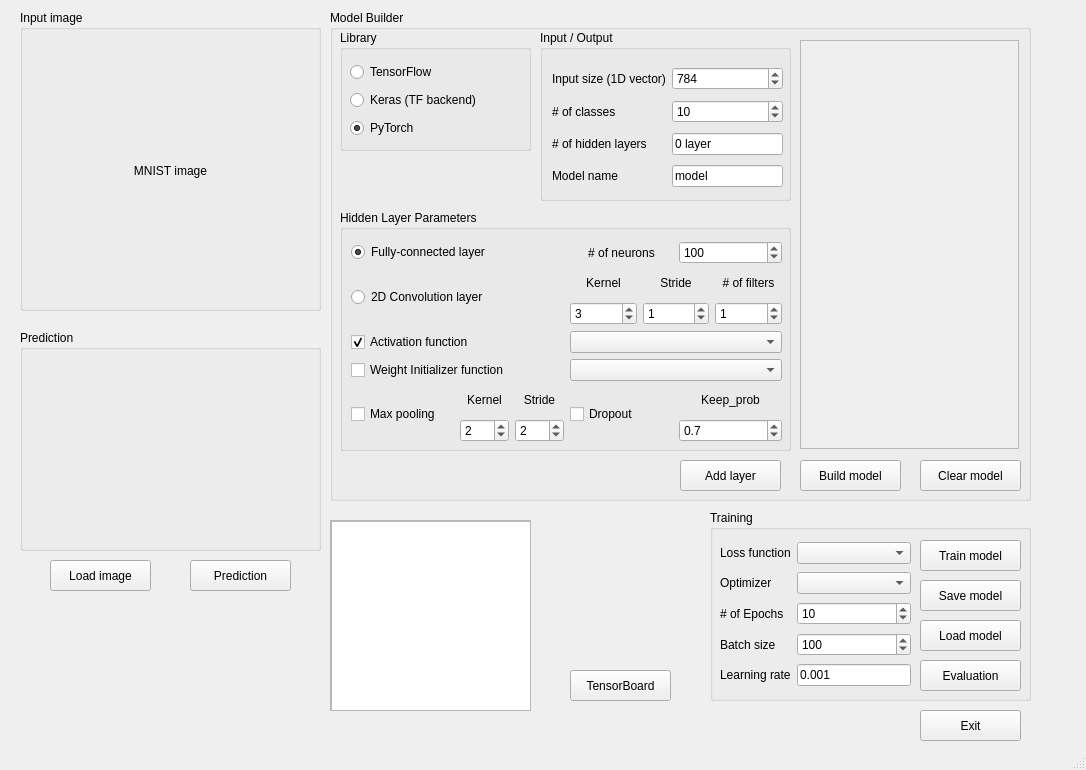
Above: tf_testbed.ui from togheppi/PyQt before the change. Below: the same form after it.
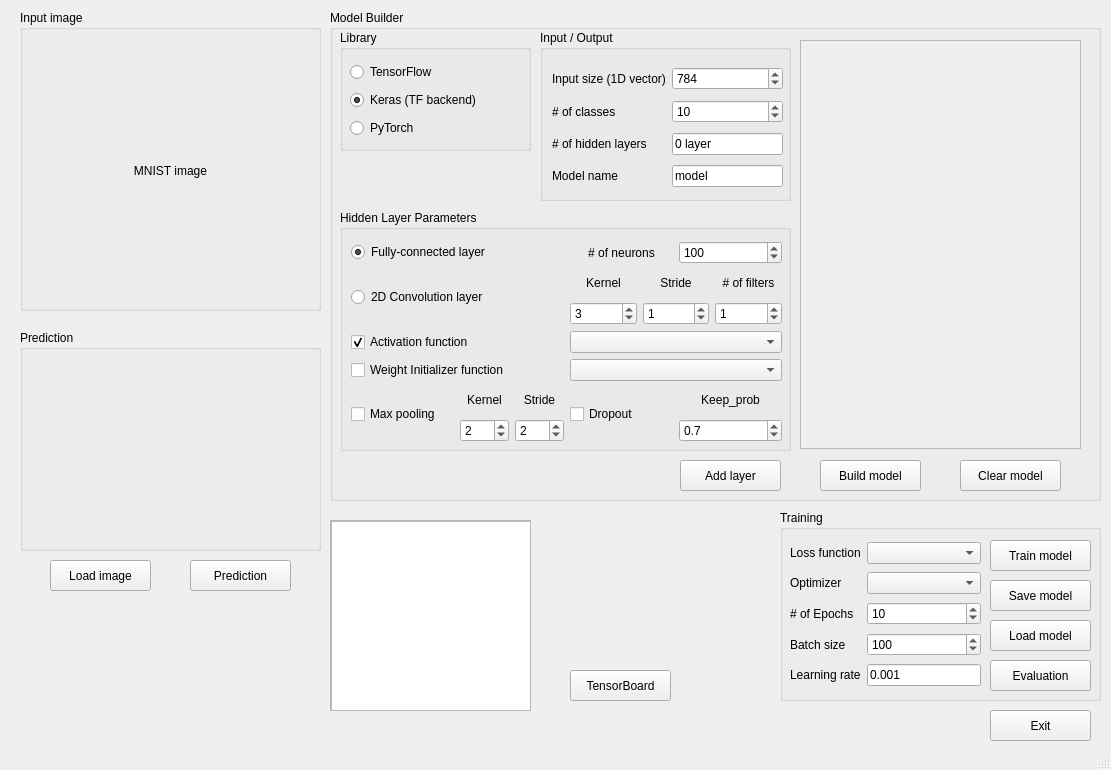
That is the form after the change.

Patch:
```diff
--- a/tf_testbed.ui
+++ b/tf_testbed.ui
@@ -6,7 +6,7 @@
    <rect>
     <x>0</x>
     <y>0</y>
-    <width>1086</width>
+    <width>1111</width>
     <height>770</height>
    </rect>
   </property>
@@ -48,7 +48,7 @@
      <rect>
       <x>330</x>
       <y>10</y>
-      <width>701</width>
+      <width>771</width>
       <height>491</height>
      </rect>
     </property>
@@ -92,6 +92,9 @@
          <property name="text">
           <string>Keras (TF backend)</string>
          </property>
+         <property name="checked">
+          <bool>true</bool>
+         </property>
         </widget>
        </item>
        <item>
@@ -100,7 +103,7 @@
           <string>PyTorch</string>
          </property>
          <property name="checked">
-          <bool>true</bool>
+          <bool>false</bool>
          </property>
         </widget>
        </item>
@@ -478,7 +481,7 @@
     <widget class="QPushButton" name="pushButton_buildModel">
      <property name="geometry">
       <rect>
-       <x>470</x>
+       <x>490</x>
        <y>450</y>
        <width>101</width>
        <height>31</height>
@@ -491,7 +494,7 @@
     <widget class="QPushButton" name="pushButton_clearModel">
      <property name="geometry">
       <rect>
-       <x>590</x>
+       <x>630</x>
        <y>450</y>
        <width>101</width>
        <height>31</height>
@@ -506,12 +509,148 @@
       <rect>
        <x>470</x>
        <y>30</y>
-       <width>219</width>
+       <width>281</width>
        <height>409</height>
       </rect>
      </property>
+     <property name="sizePolicy">
+      <sizepolicy hsizetype="Expanding" vsizetype="Expanding">
+       <horstretch>0</horstretch>
+       <verstretch>0</verstretch>
+      </sizepolicy>
+     </property>
+     <property name="palette">
+      <palette>
+       <active>
+        <colorrole role="WindowText">
+         <brush brushstyle="SolidPattern">
+          <color alpha="255">
+           <red>0</red>
+           <green>0</green>
+           <blue>0</blue>
+          </color>
+         </brush>
+        </colorrole>
+        <colorrole role="Dark">
+         <brush brushstyle="SolidPattern">
+          <color alpha="255">
+           <red>159</red>
+           <green>157</green>
+           <blue>154</blue>
+          </color>
+         </brush>
+        </colorrole>
+        <colorrole role="Text">
+         <brush brushstyle="SolidPattern">
+          <color alpha="255">
+           <red>0</red>
+           <green>0</green>
+           <blue>0</blue>
+          </color>
+         </brush>
+        </colorrole>
+        <colorrole role="ButtonText">
+         <brush brushstyle="SolidPattern">
+          <color alpha="255">
+           <red>0</red>
+           <green>0</green>
+           <blue>0</blue>
+          </color>
+         </brush>
+        </colorrole>
+       </active>
+       <inactive>
+        <colorrole role="WindowText">
+         <brush brushstyle="SolidPattern">
+          <color alpha="255">
+           <red>0</red>
+           <green>0</green>
+           <blue>0</blue>
+          </color>
+         </brush>
+        </colorrole>
+        <colorrole role="Dark">
+         <brush brushstyle="SolidPattern">
+          <color alpha="255">
+           <red>159</red>
+           <green>157</green>
+           <blue>154</blue>
+          </color>
+         </brush>
+        </colorrole>
+        <colorrole role="Text">
+         <brush brushstyle="SolidPattern">
+          <color alpha="255">
+           <red>0</red>
+           <green>0</green>
+           <blue>0</blue>
+          </color>
+         </brush>
+        </colorrole>
+        <colorrole role="ButtonText">
+         <brush brushstyle="SolidPattern">
+          <color alpha="255">
+           <red>0</red>
+           <green>0</green>
+           <blue>0</blue>
+          </color>
+         </brush>
+        </colorrole>
+       </inactive>
+       <disabled>
+        <colorrole role="WindowText">
+         <brush brushstyle="SolidPattern">
+          <color alpha="255">
+           <red>159</red>
+           <green>157</green>
+           <blue>154</blue>
+          </color>
+         </brush>
+        </colorrole>
+        <colorrole role="Dark">
+         <brush brushstyle="SolidPattern">
+          <color alpha="255">
+           <red>159</red>
+           <green>157</green>
+           <blue>154</blue>
+          </color>
+         </brush>
+        </colorrole>
+        <colorrole role="Text">
+         <brush brushstyle="SolidPattern">
+          <color alpha="255">
+           <red>159</red>
+           <green>157</green>
+           <blue>154</blue>
+          </color>
+         </brush>
+        </colorrole>
+        <colorrole role="ButtonText">
+         <brush brushstyle="SolidPattern">
+          <color alpha="255">
+           <red>159</red>
+           <green>157</green>
+           <blue>154</blue>
+          </color>
+         </brush>
+        </colorrole>
+       </disabled>
+      </palette>
+     </property>
+     <property name="verticalScrollBarPolicy">
+      <enum>Qt::ScrollBarAsNeeded</enum>
+     </property>
+     <property name="horizontalScrollBarPolicy">
+      <enum>Qt::ScrollBarAlwaysOff</enum>
+     </property>
+     <property name="sizeAdjustPolicy">
+      <enum>QAbstractScrollArea::AdjustIgnored</enum>
+     </property>
      <property name="widgetResizable">
-      <bool>true</bool>
+      <bool>false</bool>
+     </property>
+     <property name="alignment">
+      <set>Qt::AlignLeading|Qt::AlignLeft|Qt::AlignTop</set>
      </property>
      <widget class="QWidget" name="scrollAreaWidgetContents">
       <property name="geometry">
@@ -539,7 +678,7 @@
    <widget class="QGroupBox" name="groupBox_training">
     <property name="geometry">
      <rect>
-      <x>710</x>
+      <x>780</x>
       <y>510</y>
       <width>321</width>
       <height>191</height>
@@ -705,7 +844,7 @@
    <widget class="QPushButton" name="pushButton_Exit">
     <property name="geometry">
      <rect>
-      <x>920</x>
+      <x>990</x>
       <y>710</y>
       <width>101</width>
       <height>31</height>
```
Left out of the diff: 13 changed lines with no effect on the pictures.
